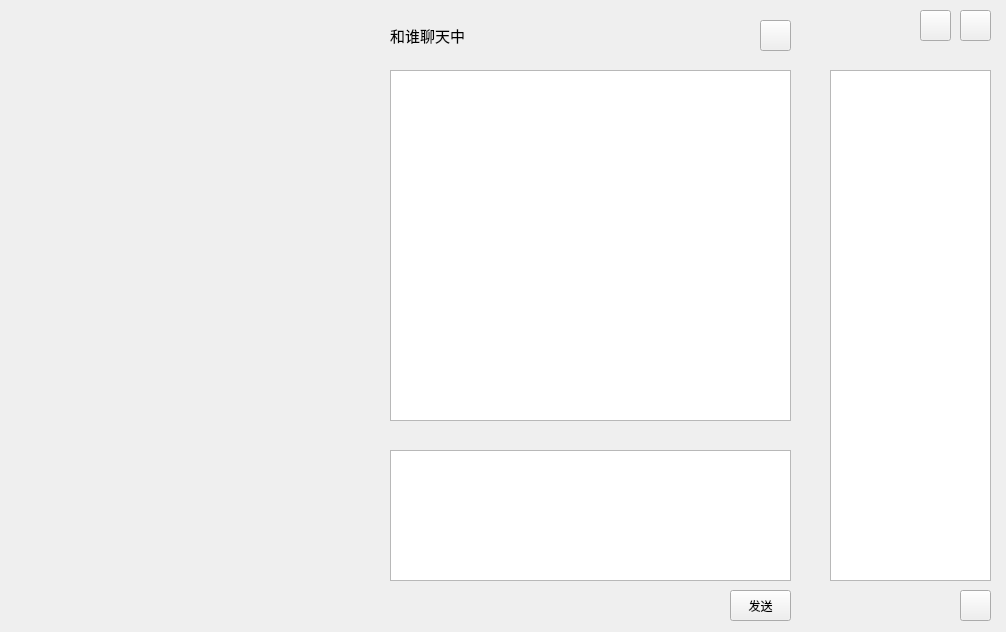
The window that mainwindow.ui (jammgit/Chat) describes before a commit, drawn with Qt 5.
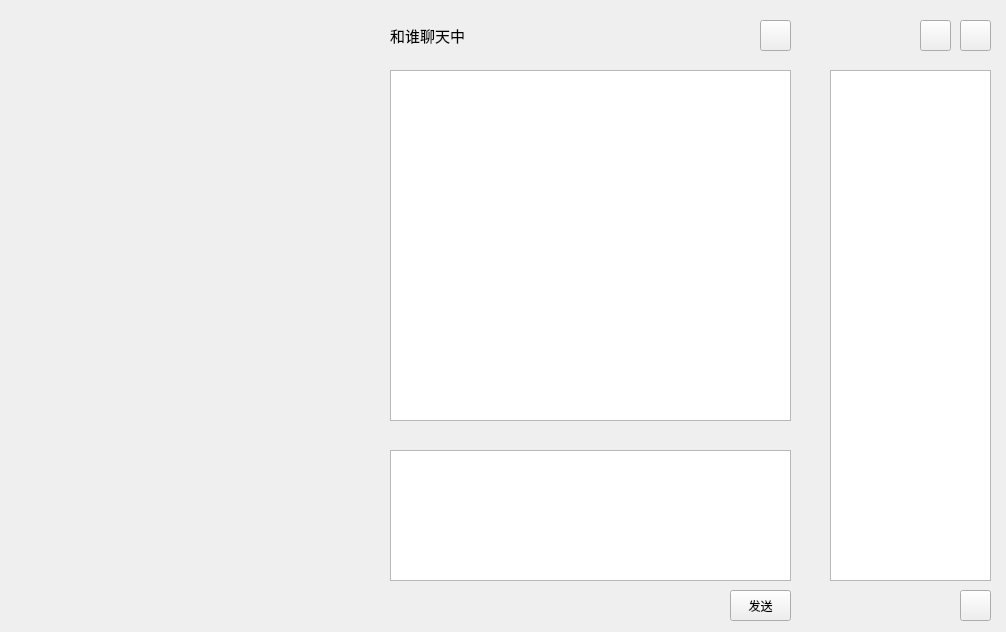
The same window after the commit. Icons and pictures are not drawn. Custom widgets are drawn as their Qt base class.

```diff
--- a/mainwindow.ui
+++ b/mainwindow.ui
@@ -117,7 +117,7 @@
       <x>20</x>
       <y>350</y>
       <width>331</width>
-      <height>270</height>
+      <height>261</height>
      </rect>
     </property>
     <property name="text">
@@ -163,7 +163,7 @@
     <property name="geometry">
      <rect>
       <x>960</x>
-      <y>10</y>
+      <y>20</y>
       <width>31</width>
       <height>31</height>
      </rect>
@@ -176,7 +176,7 @@
     <property name="geometry">
      <rect>
       <x>920</x>
-      <y>10</y>
+      <y>20</y>
       <width>31</width>
       <height>31</height>
      </rect>
```
Left out of the diff: 6 changed lines with no effect on the pictures.
